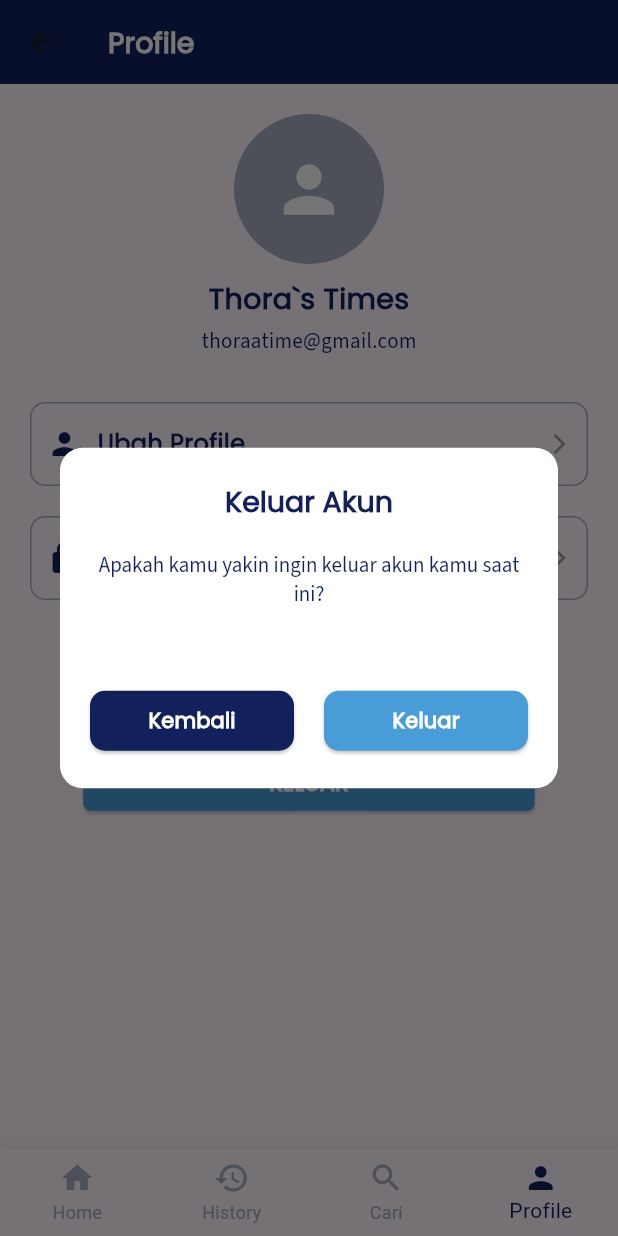
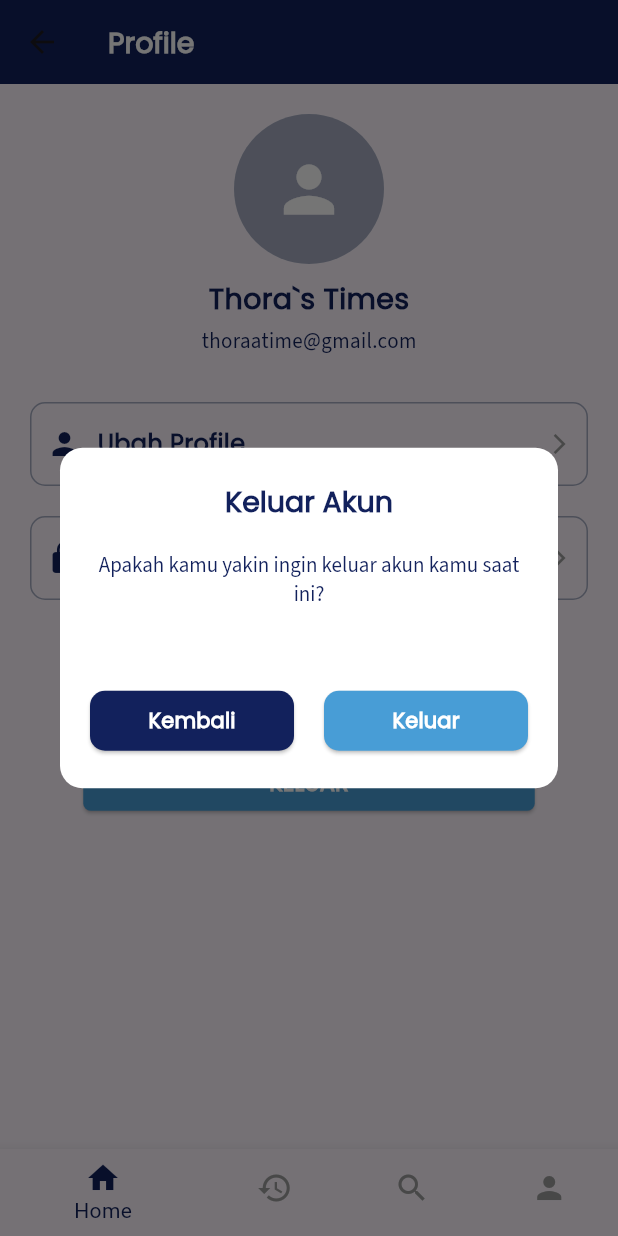
Before and after one commit to iammburg/arena-connect, a Flutter app: the ProfilePage screen opened directly, after a tap on "KELUAR", on a phone screen of 412 x 824 dp. Run offline on Flutter 3.47's test engine with Material 3 defaults, Android fonts, the phone set to English and light mode, and no system bars.

```diff
--- a/lib/screens/profile/profilepage.dart
+++ b/lib/screens/profile/profilepage.dart
@@ -1,8 +1,22 @@
 import 'package:arena_connect/config/theme.dart';
 import 'package:flutter/material.dart';
 
+class ProfilePage extends StatefulWidget {
+  const ProfilePage({super.key});
 
-class ProfilePage extends StatelessWidget {
+  @override
+  State<ProfilePage> createState() => _ProfilePageState();
+}
+
+class _ProfilePageState extends State<ProfilePage> {
+  int _selectedIndex = 0;
+
+  void _onItemTapped(int index) {
+    setState(() {
+      _selectedIndex = index;
+    });
+  }
+
   void _showLogoutDialog(BuildContext context) {
     showDialog(
       context: context,
@@ -71,7 +85,6 @@ class ProfilePage extends StatelessWidget {
                         ),
                         onPressed: () {
                           Navigator.of(context).pop();
-                          // Tambahkan logika untuk keluar di sini, misalnya pindah ke halaman login
                         },
                       ),
                     ),
@@ -84,7 +97,6 @@ class ProfilePage extends StatelessWidget {
       },
     );
   }
-
 
   void _showRegisterFieldDialog(BuildContext context) {
     showDialog(
@@ -244,11 +256,7 @@ class ProfilePage extends StatelessWidget {
         ),
       ),
       bottomNavigationBar: BottomNavigationBar(
-        currentIndex: 3,
-        type: BottomNavigationBarType.fixed,
-        selectedItemColor: primary,
-        unselectedItemColor: tertiary,
-        items: const [
+        items: const <BottomNavigationBarItem>[
           BottomNavigationBarItem(
             icon: Icon(Icons.home),
             label: 'Home',
@@ -266,10 +274,17 @@ class ProfilePage extends StatelessWidget {
             label: 'Profile',
           ),
         ],
+        currentIndex: _selectedIndex,
+        selectedItemColor: Color(0xFF12215c),
+        unselectedItemColor: Colors.grey,
+        selectedLabelStyle: TextStyle(color: Color(0xFF12215c)),
+        unselectedLabelStyle: TextStyle(color: Colors.grey),
+        onTap: _onItemTapped,
       ),
     );
   }
 }
+
 class ProfileOption extends StatefulWidget {
   final IconData icon;
   final String text;
@@ -280,7 +295,8 @@ class ProfileOption extends StatefulWidget {
     required this.icon,
     required this.text,
     required this.onTap,
-    required this.color, required Color selectedItemColor,
+    required this.color,
+    required Color selectedItemColor,
   });
 
   @override
```
